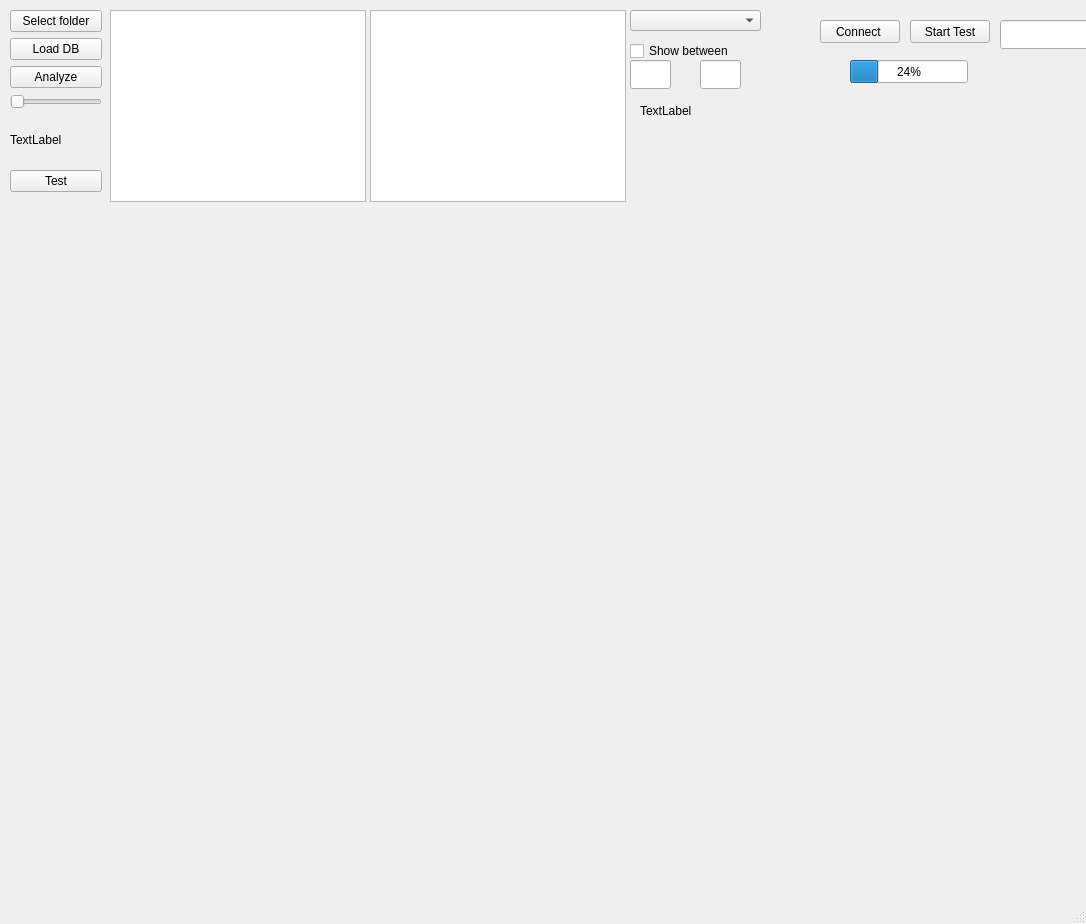
fry767/audio_test_soft, file audio_test.ui: the form before one commit.
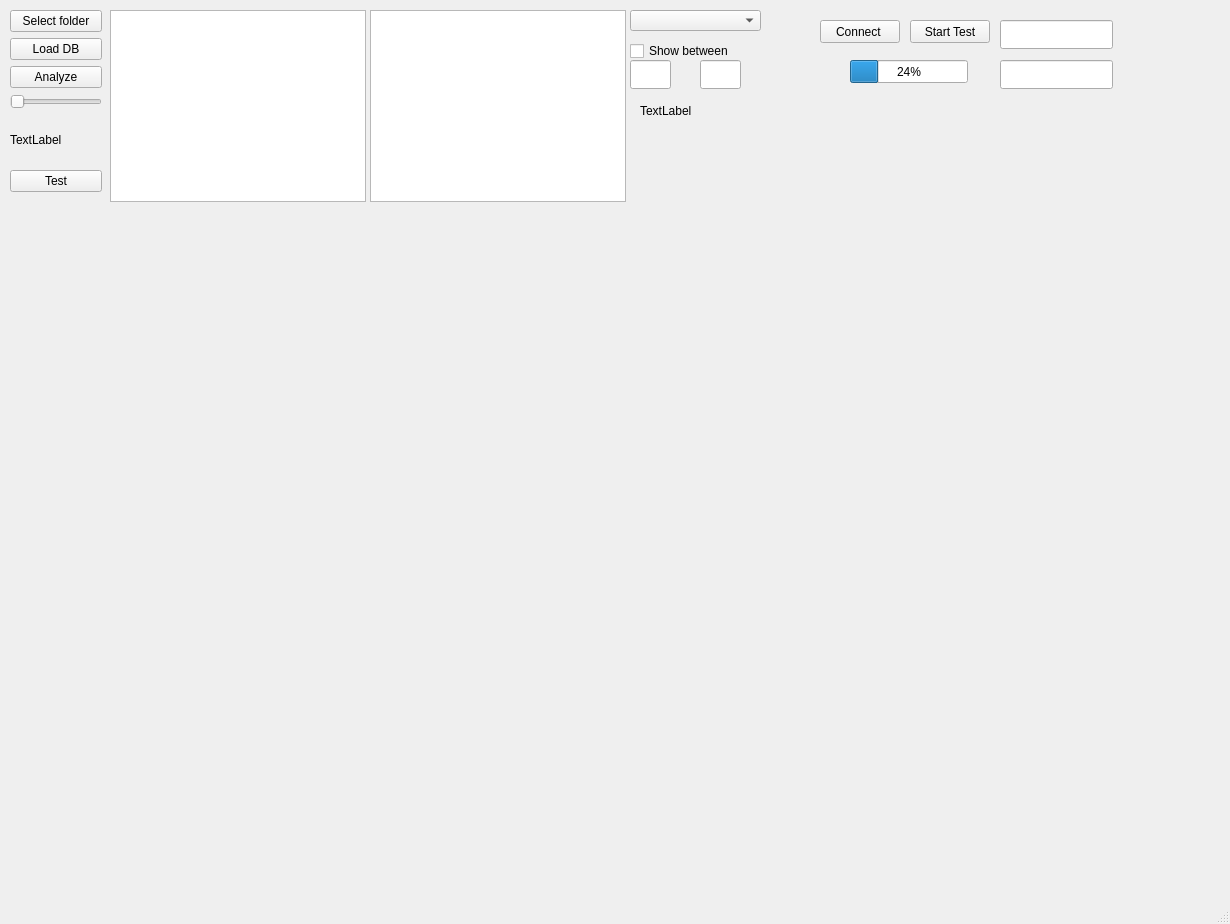
The form after the commit.

Commit message: Path fix, add test label

```diff
--- a/audio_test.ui
+++ b/audio_test.ui
@@ -6,7 +6,7 @@
    <rect>
     <x>0</x>
     <y>0</y>
-    <width>1086</width>
+    <width>1230</width>
     <height>924</height>
    </rect>
   </property>
@@ -149,7 +149,7 @@
      </rect>
     </property>
    </widget>
-   <widget class="QWidget" name="">
+   <widget class="QWidget" name="layoutWidget">
     <property name="geometry">
      <rect>
       <x>10</x>
@@ -206,6 +206,16 @@
      </item>
     </layout>
    </widget>
+   <widget class="QLineEdit" name="test_lb">
+    <property name="geometry">
+     <rect>
+      <x>1000</x>
+      <y>60</y>
+      <width>113</width>
+      <height>29</height>
+     </rect>
+    </property>
+   </widget>
   </widget>
   <widget class="QMenuBar" name="menubar">
    <property name="geometry">
```
Left out of the diff: 2 changed lines with no effect on the pictures. The commit also changes 2 other files.
